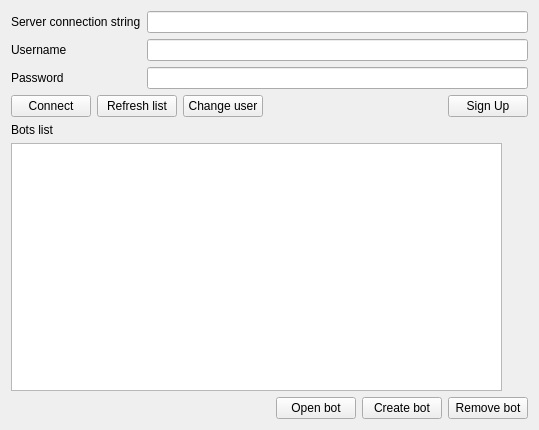
Above: desktop_constructor_app/constructor_app/widgets/login_form.ui from cuttlesystems/simplegram before the change. Below: the same form after it.
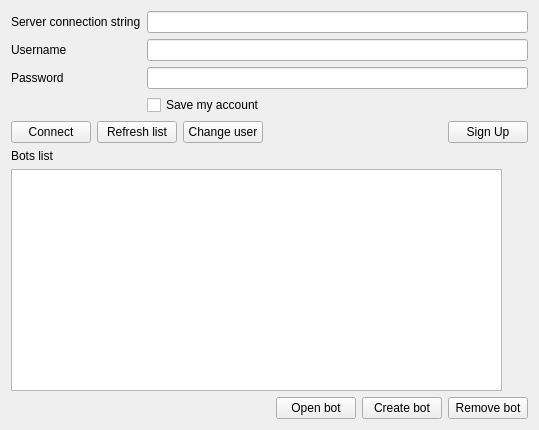
That is the form after the change.

Commit message: add checkbox in login form and save data if checkbox is presed

What changed in the file:
```diff
--- a/desktop_constructor_app/constructor_app/widgets/login_form.ui
+++ b/desktop_constructor_app/constructor_app/widgets/login_form.ui
@@ -57,6 +57,13 @@
        </property>
       </widget>
      </item>
+     <item row="3" column="1">
+      <widget class="QCheckBox" name="save_my_account">
+       <property name="text">
+        <string>Save my account</string>
+       </property>
+      </widget>
+     </item>
     </layout>
    </item>
    <item>
```
The commit also changes 1 other file.
